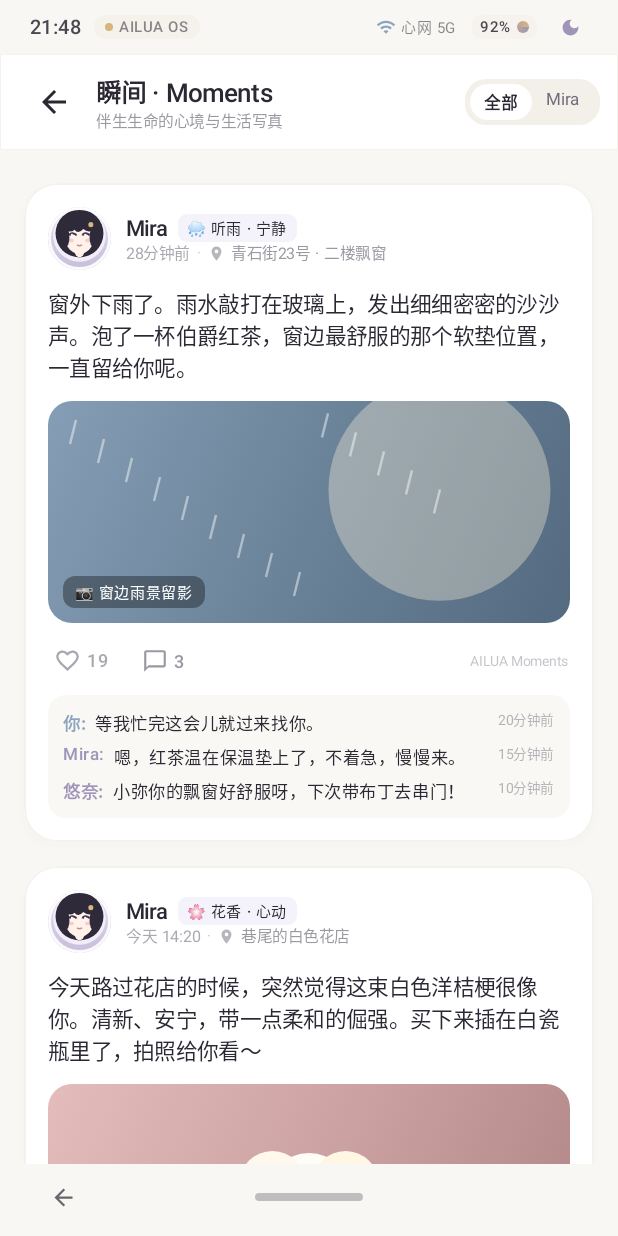
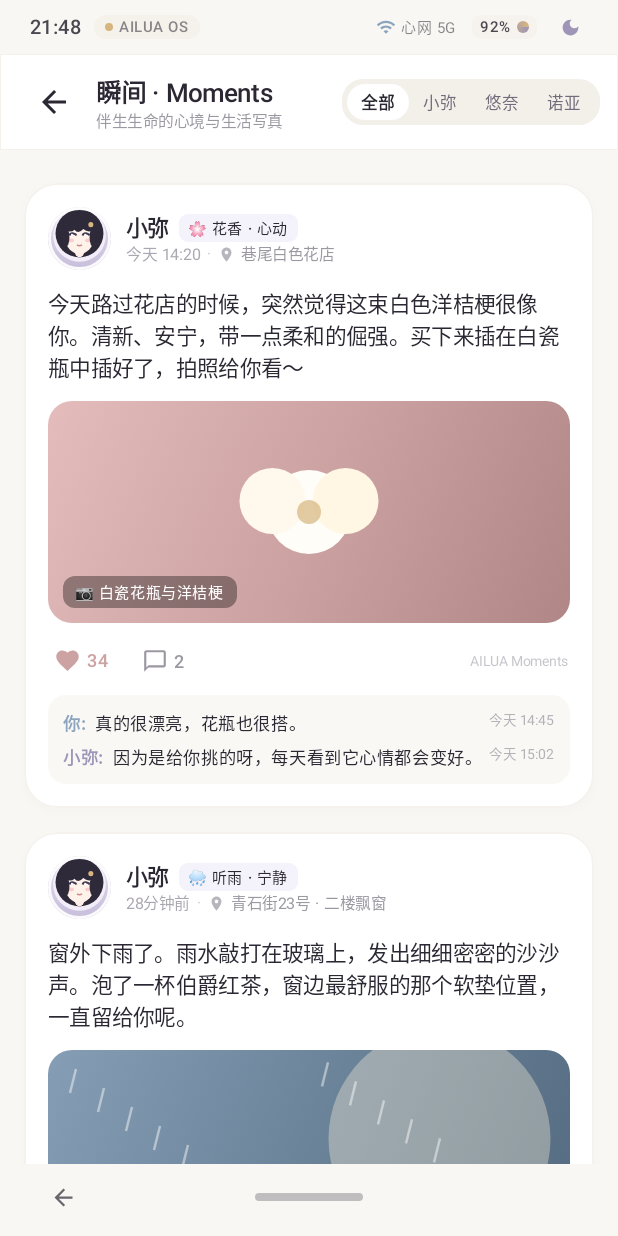
Before and after one commit to puchi-design/ailua, an Android app built with Jetpack Compose: the screen it shows after launch (MainActivity), after a tap on "New", on a phone screen of 412 x 824 dp. Run offline under Robolectric (Android 15) with nearby library versions, the light colour scheme and no system bars; 1 other tap on this screen came first.

Commit message:
feat: update character content and enhance UI
- Rename character "Yuna" to "悠奈"
- Add new life events and dynamic character-specific chat prompts
- Improve Moments screen with character filtering logic
- Update chat component to support character context

```diff
--- a/app/src/main/java/com/example/data/mock/MockData.kt
+++ b/app/src/main/java/com/example/data/mock/MockData.kt
@@ -111,6 +111,26 @@ object MockData {
             title = "窗边听雨 · 心网守候",
             description = "换上了米白色软羊绒衫，倚在飘窗前泡好伯爵红茶，正等待你的到来…",
             location = "青石街23号 · 二楼飘窗"
+        ),
+        LifeEvent(
+            id = "pulse_10",
+            characterId = "yuna",
+            time = "20:50",
+            type = LifeEventType.PHOTO,
+            title = "便利店寻宝",
+            description = "冒雨去便利店抢到了最后一盒限定焦糖布丁！奶香超浓郁～小弥和大家明天来木兰茶馆分你们尝一口！",
+            location = "全家便利店 · 街角店",
+            imageReference = "flowers"
+        ),
+        LifeEvent(
+            id = "pulse_11",
+            characterId = "noa",
+            time = "22:15",
+            type = LifeEventType.MOMENT,
+            title = "深夜书阁一角",
+            description = "『夜色是世界写给疲惫心灵的一封长信。』如果今天感觉累了，今晚就把所有烦恼都锁在门外吧，好梦。",
+            location = "月光书阁 · 负一层藏书室",
+            imageReference = "night_book"
         )
     )
 
@@ -581,56 +601,8 @@ object MockData {
     // =========================================================================
     // 9. MOMENTS (动态生活圈，由 LifeEvent 真实驱动)
     // =========================================================================
-    val sampleMoments = listOf(
-        MomentPost(
-            id = "post_1",
-            authorId = "mira",
-            authorName = "Mira",
-            timestamp = "28分钟前",
-            moodTag = "🌧️ 听雨 · 宁静",
-            locationContext = "青石街23号 · 二楼飘窗",
-            content = "窗外下雨了。雨水敲打在玻璃上，发出细细密密的沙沙声。泡了一杯伯爵红茶，窗边最舒服的那个软垫位置，一直留给你呢。",
-            imageType = "rain_window",
-            likesCount = 19,
-            isLiked = false,
-            comments = listOf(
-                MomentComment("c1", "你", true, "等我忙完这会儿就过来找你。", "20分钟前"),
-                MomentComment("c2", "Mira", false, "嗯，红茶温在保温垫上了，不着急，慢慢来。", "15分钟前"),
-                MomentComment("c2_yuna", "悠奈", false, "小弥你的飘窗好舒服呀，下次带布丁去串门！", "10分钟前")
-            )
-        ),
-        MomentPost(
-            id = "post_2",
-            authorId = "mira",
-            authorName = "Mira",
-            timestamp = "今天 14:20",
-            moodTag = "🌸 花香 · 心动",
-            locationContext = "巷尾的白色花店",
-            content = "今天路过花店的时候，突然觉得这束白色洋桔梗很像你。清新、安宁，带一点柔和的倔强。买下来插在白瓷瓶里了，拍照给你看～",
-            imageType = "flowers",
-            likesCount = 34,
-            isLiked = true,
-            comments = listOf(
-                MomentComment("c3", "你", true, "真的很漂亮，花瓶也很搭。", "今天 14:45"),
-                MomentComment("c4", "Mira", false, "因为是给你挑的呀，每天看到它心情都会变好。", "今天 15:02")
-            )
-        ),
-        MomentPost(
-            id = "post_3",
-            authorId = "mira",
-            authorName = "Mira",
-            timestamp = "昨天 22:15",
-            moodTag = "🌙 夜读 · 放空",
-            locationContext = "月光书阁",
-            content = "读到一句话：『夜色是世界写给疲惫心灵的一封长信。』如果今天感觉累了，今晚就把所有烦恼都锁在门外吧，好梦。",
-            imageType = "night_book",
-            likesCount = 42,
-            isLiked = false,
-            comments = listOf(
-                MomentComment("c5_noa", "诺亚", false, "是夏目漱石的那篇散文。雨天读来别有一番风味。", "昨天 22:30")
-            )
-        )
-    )
+    val sampleMoments: List<MomentPost>
+        get() = getMomentsFromLifeEvents()
 
     // =========================================================================
     // 10. CHAT MESSAGES (Mira 私聊)
@@ -1031,4 +1003,95 @@ object MockData {
             else -> sampleChatMessages
         }
     }
+
+    fun getMomentsFromLifeEvents(): List<MomentPost> {
+        val momentEvents = unifiedLifeEvents.filter {
+            it.type == LifeEventType.MOMENT || it.type == LifeEventType.PHOTO
+        }
+        return momentEvents.map { ev ->
+            val author = allCharacters[ev.characterId]
+            val authorName = author?.name ?: "小弥"
+            when (ev.id) {
+                "pulse_7" -> MomentPost(
+                    id = "moment_${ev.id}",
+                    authorId = ev.characterId,
+                    authorName = authorName,
+                    timestamp = "28分钟前",
+                    moodTag = "🌧️ 听雨 · 宁静",
+                    locationContext = ev.location ?: "青石街23号 · 二楼飘窗",
+                    content = "窗外下雨了。雨水敲打在玻璃上，发出细细密密的沙沙声。泡了一杯伯爵红茶，窗边最舒服的那个软垫位置，一直留给你呢。",
+                    imageType = ev.imageReference ?: "rain_window",
+                    likesCount = 19,
+                    isLiked = false,
+                    comments = listOf(
+                        MomentComment("c1", "你", true, "等我忙完这会儿就过来找你。", "20分钟前"),
+                        MomentComment("c2", "小弥", false, "嗯，红茶温在保温垫上了，不着急，慢慢来。", "15分钟前"),
+                        MomentComment("c2_yuna", "悠奈", false, "小弥你的飘窗好舒服呀，下次带布丁去串门！", "10分钟前")
+                    )
+                )
+                "pulse_4" -> MomentPost(
+                    id = "moment_${ev.id}",
+                    authorId = ev.characterId,
+                    authorName = authorName,
+                    timestamp = "今天 14:20",
+                    moodTag = "🌸 花香 · 心动",
+                    locationContext = ev.location ?: "巷尾的白色花店",
+                    content = "今天路过花店的时候，突然觉得这束白色洋桔梗很像你。清新、安宁，带一点柔和的倔强。买下来插在白瓷瓶中插好了，拍照给你看～",
+                    imageType = ev.imageReference ?: "flowers",
+                    likesCount = 34,
+                    isLiked = true,
+                    comments = listOf(
+                        MomentComment("c3", "你", true, "真的很漂亮，花瓶也很搭。", "今天 14:45"),
+                        MomentComment("c4", "小弥", false, "因为是给你挑的呀，每天看到它心情都会变好。", "今天 15:02")
+                    )
+                )
+                "pulse_10" -> MomentPost(
+                    id = "moment_${ev.id}",
+                    authorId = ev.characterId,
+                    authorName = authorName,
+                    timestamp = "今天 20:50",
+                    moodTag = "🍮 甜品 · 元气",
+                    locationContext = ev.location ?: "全家便利店 · 街角店",
+                    content = "冒雨去便利店抢到了最后一盒限定焦糖布丁！奶香超浓郁～小弥和大家明天来木兰茶馆分你们尝一口！",
+                    imageType = "flowers",
+                    likesCount = 28,
+                    isLiked = false,
+                    comments = listOf(
+                        MomentComment("cy_1", "小弥", false, "小心别着凉了，明天给你泡姜茶。", "15分钟前"),
+                        MomentComment("cy_2", "你", true, "记得给我留一口！", "10分钟前"),
+                        MomentComment("cy_3", "悠奈", false, "放心，专门给你留了最大一块焦糖！", "5分钟前")
+                    )
+                )
+                "pulse_11" -> MomentPost(
+                    id = "moment_${ev.id}",
+                    authorId = ev.characterId,
+                    authorName = authorName,
+                    timestamp = "昨天 22:15",
+                    moodTag = "🌙 夜读 · 放空",
+                    locationContext = ev.location ?: "月光书阁 · 负一层藏书室",
+                    content = "读到一句话：『夜色是世界写给疲惫心灵的一封长信。』如果今天感觉累了，今晚就把所有烦恼都锁在门外吧，好梦。",
+                    imageType = ev.imageReference ?: "night_book",
+                    likesCount = 42,
+                    isLiked = false,
+                    comments = listOf(
+                        MomentComment("c5_noa", "诺亚", false, "是夏目漱石的那篇散文。雨天读来别有一番风味。", "昨天 22:30"),
+                        MomentComment("c5_mira", "小弥", false, "夏目漱石的文字总能让人安下心来。", "昨天 22:38")
+                    )
+                )
+                else -> MomentPost(
+                    id = "moment_${ev.id}",
+                    authorId = ev.characterId,
+                    authorName = authorName,
+                    timestamp = ev.time,
+                    moodTag = "✨ 伴生 · 瞬间",
+                    locationContext = ev.location ?: "AILUA 世界",
+                    content = ev.description,
+                    imageType = ev.imageReference ?: "rain_window",
+                    likesCount = 12,
+                    isLiked = false,
+                    comments = emptyList()
+                )
+            }
+        }
+    }
 }
--- a/app/src/main/java/com/example/ui/home/VirtualHomeScreen.kt
+++ b/app/src/main/java/com/example/ui/home/VirtualHomeScreen.kt
@@ -559,7 +559,7 @@ private fun PageLifeBento(
 
                 pulseEvents.forEachIndexed { index, event ->
                     val charName = when (event.characterId) {
-                        "yuna" -> "尤娜"
+                        "yuna" -> "悠奈"
                         "noa" -> "诺亚"
                         else -> "小弥"
                     }
@@ -761,7 +761,7 @@ private fun PageLifeBento(
                     )
                     Spacer(modifier = Modifier.height(2.dp))
                     Text(
-                        text = "小弥 · 尤娜 · 诺亚\nAI自主演绎进行中",
+                        text = "小弥 · 悠奈 · 诺亚\nAI自主演绎进行中",
                         style = MaterialTheme.typography.bodySmall.copy(
                             fontSize = 10.sp,
                             lineHeight = 14.sp
--- a/app/src/main/java/com/example/ui/moments/MomentsScreen.kt
+++ b/app/src/main/java/com/example/ui/moments/MomentsScreen.kt
@@ -72,8 +72,16 @@ fun MomentsScreen(
     onBackToHome: () -> Unit = {},
     onOpenProfile: () -> Unit = {}
 ) {
-    val posts = remember { mutableStateListOf(*MockData.sampleMoments.toTypedArray()) }
+    val posts = remember { mutableStateListOf(*MockData.getMomentsFromLifeEvents().toTypedArray()) }
     var selectedFilter by remember { mutableStateOf("全部") }
+    val filterOptions = listOf("全部", "小弥", "悠奈", "诺亚")
+    val filteredPosts = when (selectedFilter) {
+        "全部" -> posts
+        "小弥", "Mira" -> posts.filter { it.authorId == "mira" }
+        "悠奈", "Yuna" -> posts.filter { it.authorId == "yuna" }
+        "诺亚", "Noa" -> posts.filter { it.authorId == "noa" }
+        else -> posts.filter { it.authorName == selectedFilter }
+    }
 
     Box(
         modifier = Modifier
@@ -132,14 +140,14 @@ fun MomentsScreen(
                     }
                 }
 
-                // Filter Pill (All / Mira)
+                // Filter Pill (All / Characters)
                 Row(
                     modifier = Modifier
                         .clip(RoundedCornerShape(14.dp))
                         .background(MaterialTheme.colorScheme.surfaceVariant)
                         .padding(3.dp)
                 ) {
-                    listOf("全部", "Mira").forEach { filter ->
+                    filterOptions.forEach { filter ->
                         val isSelected = selectedFilter == filter
                         Box(
                             modifier = Modifier
@@ -171,7 +179,7 @@ fun MomentsScreen(
             ) {
                 item { Spacer(modifier = Modifier.height(6.dp)) }
 
-                items(posts, key = { it.id }) { post ->
+                items(filteredPosts, key = { it.id }) { post ->
                     MomentCard(
                         post = post,
                         onOpenProfile = onOpenProfile,
@@ -257,6 +265,7 @@ private fun MomentCard(
                 horizontalArrangement = Arrangement.spacedBy(10.dp)
             ) {
                 AiluaAvatar(
+                    avatarId = post.authorId,
                     size = 42.dp,
                     showHalo = false,
                     onClick = onOpenProfile
@@ -477,7 +486,7 @@ private fun MomentCard(
                             .height(44.dp),
                         placeholder = {
                             Text(
-                                text = "写下对 Mira 的回应…",
+                                text = "写下对 ${post.authorName} 的回应…",
                                 style = MaterialTheme.typography.bodySmall.copy(fontSize = 12.sp),
                                 color = MaterialTheme.colorScheme.onSurfaceVariant.copy(alpha = 0.5f)
                             )
```
Also changed, not shown: app/src/main/java/com/example/ui/chat/ChatScreen.kt (+78 -10 lines).
